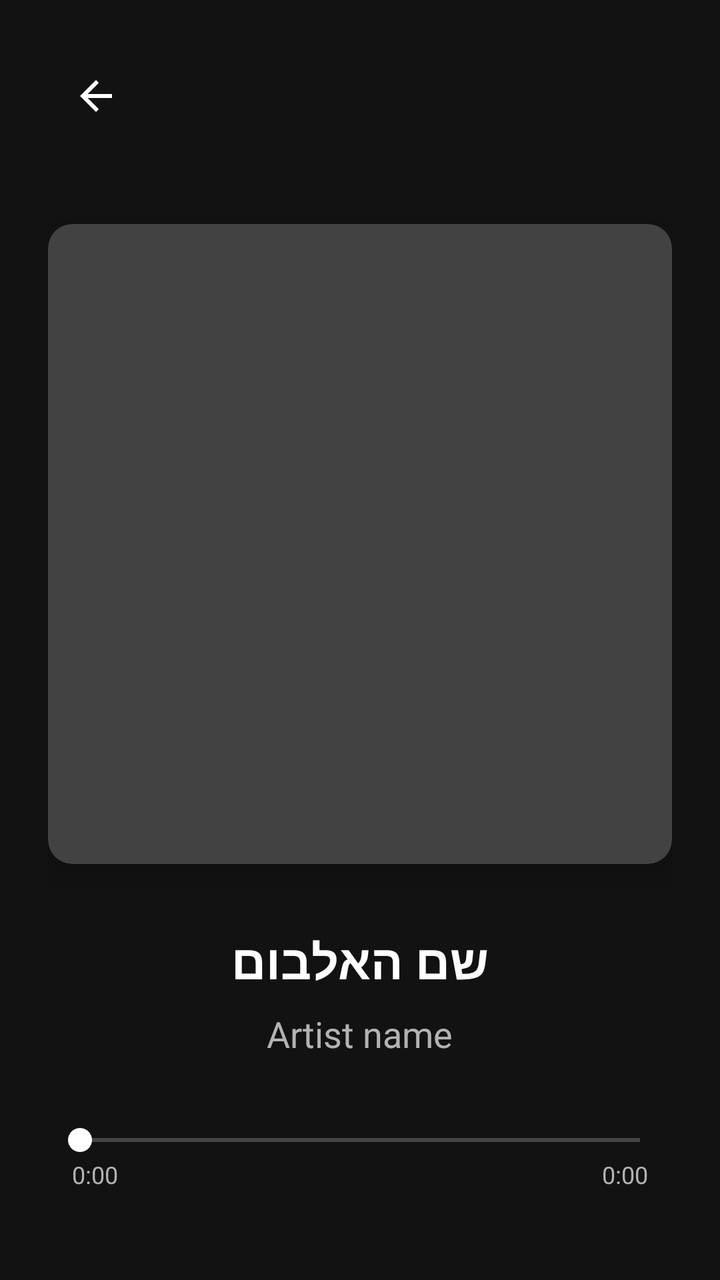
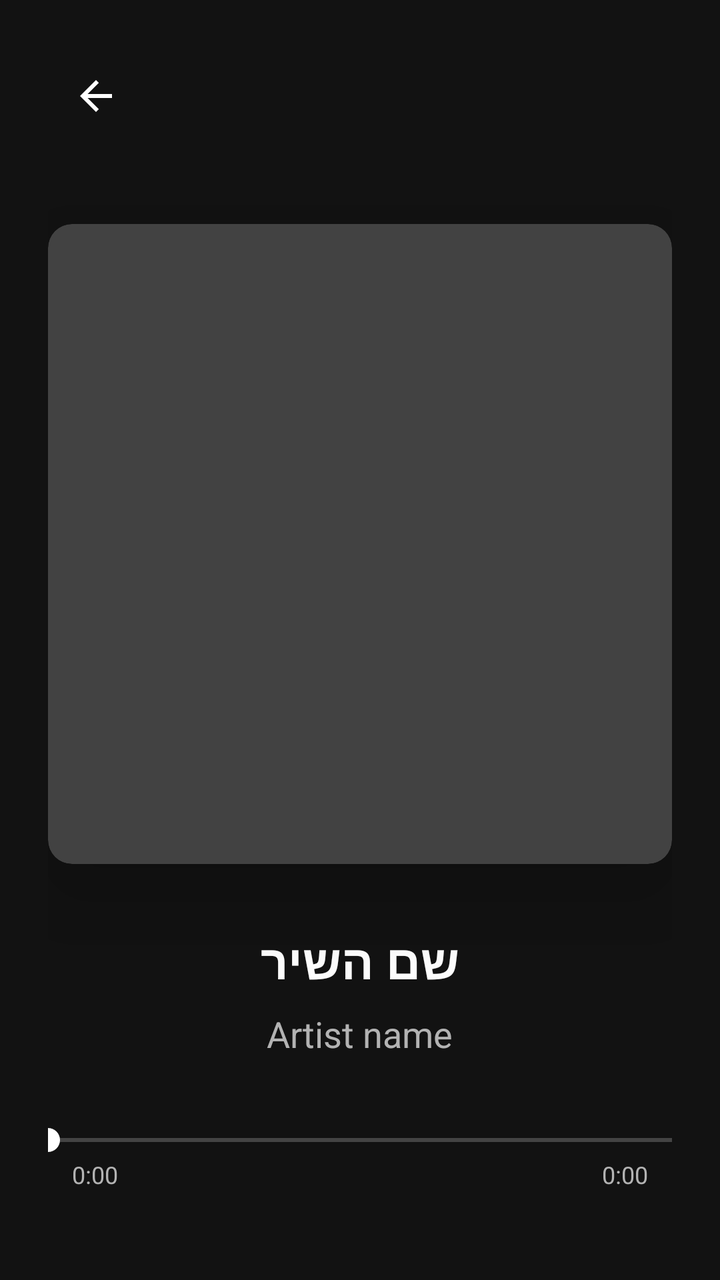

Compare the two renders of this Android layout. The source of the first and the diff that turns it into the second are given below.
<!-- AndroidManifest.xml: activity theme Theme.AppCompat.NoActionBar -->
<!-- res/layout/activity_player.xml -->
<?xml version="1.0" encoding="utf-8"?>
<RelativeLayout xmlns:android="http://schemas.android.com/apk/res/android"
    xmlns:app="http://schemas.android.com/apk/res-auto"
    android:layout_width="match_parent"
    android:layout_height="match_parent"
    android:background="#121212"
    android:padding="24dp">

    <ImageButton
        android:id="@+id/btnBack"
        android:layout_width="48dp"
        android:layout_height="48dp"
        android:background="?attr/selectableItemBackgroundBorderless"
        android:src="@drawable/ic_arrow_back"
        android:tint="#FFFFFF"
        android:contentDescription="חזרה" />

    <androidx.cardview.widget.CardView
        android:id="@+id/albumCoverCard"
        android:layout_width="320dp"
        android:layout_height="320dp"
        android:layout_centerHorizontal="true"
        android:layout_below="@id/btnBack"
        android:layout_marginTop="40dp"
        app:cardCornerRadius="12dp"
        app:cardElevation="8dp">

        <ImageView
            android:id="@+id/albumCover"
            android:layout_width="match_parent"
            android:layout_height="match_parent"
            android:scaleType="centerCrop"
            android:contentDescription="תמונת אלבום" />

    </androidx.cardview.widget.CardView>

    <TextView
        android:id="@+id/albumTitle"
        android:layout_width="wrap_content"
        android:layout_height="wrap_content"
        android:layout_below="@id/albumCoverCard"
        android:layout_centerHorizontal="true"
        android:layout_marginTop="32dp"
        android:text="שם האלבום"
        android:textColor="#FFFFFF"
        android:textSize="24sp"
        android:textStyle="bold" />

    <TextView
        android:id="@+id/albumArtist"
        android:layout_width="wrap_content"
        android:layout_height="wrap_content"
        android:layout_below="@id/albumTitle"
        android:layout_centerHorizontal="true"
        android:layout_marginTop="8dp"
        android:text="Artist name"
        android:textColor="#B3B3B3"
        android:textSize="18sp" />

    <SeekBar
        android:id="@+id/seekBar"
        android:layout_width="match_parent"
        android:layout_height="wrap_content"
        android:layout_below="@id/albumArtist"
        android:layout_marginTop="32dp"
        android:progressTint="#1DB954"
        android:thumbTint="#FFFFFF" />

    <LinearLayout
        android:id="@+id/timeLayout"
        android:layout_width="match_parent"
        android:layout_height="wrap_content"
        android:layout_below="@id/seekBar"
        android:orientation="horizontal"
        android:paddingHorizontal="12dp">

        <TextView
            android:id="@+id/currentTime"
            android:layout_width="0dp"
            android:layout_height="wrap_content"
            android:layout_weight="1"
            android:text="0:00"
            android:textColor="#B3B3B3"
            android:textSize="12sp" />

        <TextView
            android:id="@+id/totalTime"
            android:layout_width="0dp"
            android:layout_height="wrap_content"
            android:layout_weight="1"
            android:gravity="end"
            android:text="0:00"
            android:textColor="#B3B3B3"
            android:textSize="12sp" />

    </LinearLayout>

    <LinearLayout
        android:id="@+id/controlsLayout"
        android:layout_width="match_parent"
        android:layout_height="wrap_content"
        android:layout_below="@id/timeLayout"
        android:layout_marginTop="24dp"
        android:gravity="center"
        android:orientation="horizontal">

        <ImageButton
            android:id="@+id/btnShuffle"
            android:layout_width="48dp"
            android:layout_height="48dp"
            android:background="?attr/selectableItemBackgroundBorderless"
            android:src="@drawable/ic_shuffle"
            android:tint="#B3B3B3"
            android:contentDescription="ערבוב" />

        <ImageButton
            android:id="@+id/btnPrevious"
            android:layout_width="56dp"
            android:layout_height="56dp"
            android:layout_marginStart="16dp"
            android:background="?attr/selectableItemBackgroundBorderless"
            android:src="@drawable/ic_previous"
            android:tint="#FFFFFF"
            android:contentDescription="הקודם" />

        <ImageButton
            android:id="@+id/btnPlayPause"
            android:layout_width="72dp"
            android:layout_height="72dp"
            android:layout_marginStart="16dp"
            android:layout_marginEnd="16dp"
            android:background="@drawable/circle_button"
            android:src="@drawable/ic_play"
            android:tint="#121212"
            android:contentDescription="נגן/עצור" />

        <ImageButton
            android:id="@+id/btnNext"
            android:layout_width="56dp"
            android:layout_height="56dp"
            android:layout_marginEnd="16dp"
            android:background="?attr/selectableItemBackgroundBorderless"
            android:src="@drawable/ic_next"
            android:tint="#FFFFFF"
            android:contentDescription="הבא" />

        <ImageButton
            android:id="@+id/btnRepeat"
            android:layout_width="48dp"
            android:layout_height="48dp"
            android:background="?attr/selectableItemBackgroundBorderless"
            android:src="@drawable/ic_repeat"
            android:tint="#B3B3B3"
            android:contentDescription="חזרה" />

    </LinearLayout>

</RelativeLayout>
<!-- resources referenced by this layout -->
<resources>
  <!-- drawable circle_button (drawable) -->
  <?xml version="1.0" encoding="utf-8"?>
  <shape xmlns:android="http://schemas.android.com/apk/res/android"
      android:shape="oval">
  
      <solid android:color="#FFFFFF"/>
  
      <size
          android:width="72dp"
          android:height="72dp"/>
  
  </shape>
  <!-- drawable ic_arrow_back (drawable) -->
  <?xml version="1.0" encoding="utf-8"?>
  <vector xmlns:android="http://schemas.android.com/apk/res/android"
      android:width="24dp"
      android:height="24dp"
      android:viewportWidth="24"
      android:viewportHeight="24">
  
      <path
          android:fillColor="#FFFFFF"
          android:pathData="M20,11H7.83l5.59,-5.59L12,4l-8,8 8,8 1.41,-1.41L7.83,13H20v-2z"/>
  
  </vector>
  <!-- drawable ic_next (drawable) -->
  <?xml version="1.0" encoding="utf-8"?>
  <vector xmlns:android="http://schemas.android.com/apk/res/android"
      android:width="24dp"
      android:height="24dp"
      android:viewportWidth="24"
      android:viewportHeight="24">
  
      <path
          android:fillColor="#FFFFFF"
          android:pathData="M6,18l8.5,-6L6,6v12zM16,6v12h2V6h-2z"/>
  
  </vector>
  <!-- drawable ic_play (drawable) -->
  <?xml version="1.0" encoding="utf-8"?>
  <vector xmlns:android="http://schemas.android.com/apk/res/android"
      android:width="24dp"
      android:height="24dp"
      android:viewportWidth="24"
      android:viewportHeight="24">
  
      <path
          android:fillColor="#121212"
          android:pathData="M8,5v14l11,-7z"/>
  
  </vector>
  <!-- drawable ic_previous (drawable) -->
  <?xml version="1.0" encoding="utf-8"?>
  <vector xmlns:android="http://schemas.android.com/apk/res/android"
      android:width="24dp"
      android:height="24dp"
      android:viewportWidth="24"
      android:viewportHeight="24">
  
      <path
          android:fillColor="#FFFFFF"
          android:pathData="M6,6h2v12H6zm3.5,6l8.5,6V6z"/>
  
  </vector>
  <!-- drawable ic_repeat (drawable) -->
  <?xml version="1.0" encoding="utf-8"?>
  <vector xmlns:android="http://schemas.android.com/apk/res/android"
      android:width="24dp"
      android:height="24dp"
      android:viewportWidth="24"
      android:viewportHeight="24">
  
      <path
          android:fillColor="#B3B3B3"
          android:pathData="M7,7h10v3l4,-4 -4,-4v3H5v6h2V7zm10,10H7v-3l-4,4 4,4v-3h12v-6h-2v4z"/>
  
  </vector>
  <!-- drawable ic_shuffle (drawable) -->
  <?xml version="1.0" encoding="utf-8"?>
  <vector xmlns:android="http://schemas.android.com/apk/res/android"
      android:width="24dp"
      android:height="24dp"
      android:viewportWidth="24"
      android:viewportHeight="24">
  
      <path
          android:fillColor="#B3B3B3"
          android:pathData="M10.59,9.17L5.41,4 4,5.41l5.17,5.17 1.42,-1.41zM14.5,4l2.04,2.04L4,18.59 5.41,20 17.96,7.46 20,9.5V4h-5.5zm0.33,9.41l-1.41,1.41 3.13,3.13L14.5,20H20v-5.5l-2.04,2.04 -3.13,-3.13z"/>
  
  </vector>
</resources>

<!-- the commit's change to res/layout/activity_player.xml (unified diff, before → after) -->
@@ -1,7 +1,7 @@
 <?xml version="1.0" encoding="utf-8"?>
 <RelativeLayout xmlns:android="http://schemas.android.com/apk/res/android"
     xmlns:app="http://schemas.android.com/apk/res-auto"
-    android:layout_width="match_parent"
+    android:id="@+id/playerRootLayout"  android:layout_width="match_parent"
     android:layout_height="match_parent"
     android:background="#121212"
     android:padding="24dp">
@@ -22,8 +22,9 @@
         android:layout_centerHorizontal="true"
         android:layout_below="@id/btnBack"
         android:layout_marginTop="40dp"
-        app:cardCornerRadius="12dp"
-        app:cardElevation="8dp">
+        app:cardElevation="25dp"
+        app:cardMaxElevation="30dp"
+        app:cardCornerRadius="12dp">
 
         <ImageView
             android:id="@+id/albumCover"
@@ -36,15 +37,24 @@
 
     <TextView
         android:id="@+id/albumTitle"
-        android:layout_width="wrap_content"
-        android:layout_height="wrap_content"
+        android:layout_width="match_parent" android:layout_height="wrap_content"
         android:layout_below="@id/albumCoverCard"
         android:layout_centerHorizontal="true"
         android:layout_marginTop="32dp"
-        android:text="שם האלבום"
+        android:gravity="center"
+        android:text="שם השיר"
         android:textColor="#FFFFFF"
         android:textSize="24sp"
-        android:textStyle="bold" />
+        android:textStyle="bold"
+
+        android:singleLine="true"
+        android:ellipsize="marquee"
+        android:marqueeRepeatLimit="marquee_forever"
+        android:scrollHorizontally="true"
+        android:focusable="true"
+        android:focusableInTouchMode="true"
+        android:paddingStart="20dp"
+        android:paddingEnd="20dp" />
 
     <TextView
         android:id="@+id/albumArtist"
@@ -63,8 +73,8 @@
         android:layout_height="wrap_content"
         android:layout_below="@id/albumArtist"
         android:layout_marginTop="32dp"
-        android:progressTint="#1DB954"
-        android:thumbTint="#FFFFFF" />
+        android:progressTint="#FFFFFF"  android:thumbTint="#FFFFFF"     android:splitTrack="false"      android:paddingStart="0dp"
+        android:paddingEnd="0dp" />
 
     <LinearLayout
         android:id="@+id/timeLayout"
